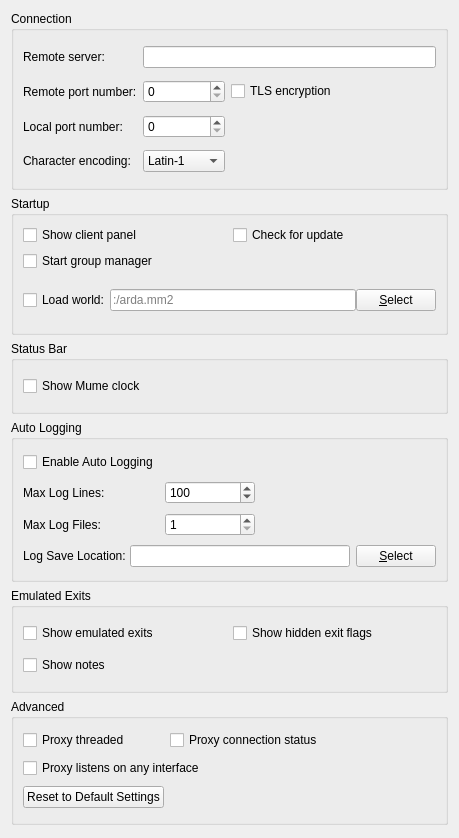
Before: the Qt Designer form src/preferences/generalpage.ui in nschimme/MMapper, drawn with Qt 5.
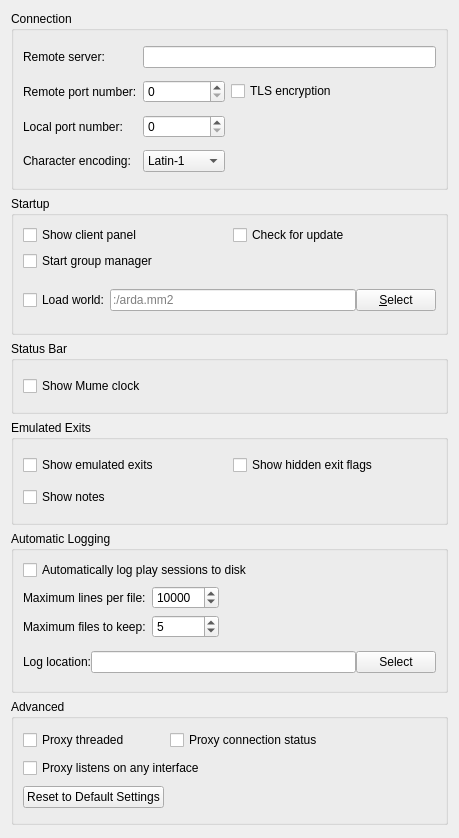
After: the same form once the commit is applied.

Diff of the .ui file:
```diff
--- a/src/preferences/generalpage.ui
+++ b/src/preferences/generalpage.ui
@@ -277,6 +277,42 @@
      </layout>
     </widget>
    </item>
+   <item>
+    <widget class="QGroupBox" name="groupBox_exits">
+     <property name="minimumSize">
+      <size>
+       <width>435</width>
+       <height>105</height>
+      </size>
+     </property>
+     <property name="title">
+      <string>Emulated Exits</string>
+     </property>
+     <layout class="QGridLayout" name="gridLayout_6">
+      <item row="1" column="1">
+       <widget class="QCheckBox" name="showHiddenExitFlagsCheckBox">
+        <property name="text">
+         <string>Show hidden exit flags</string>
+        </property>
+       </widget>
+      </item>
+      <item row="1" column="0">
+       <widget class="QCheckBox" name="emulatedExitsCheckBox">
+        <property name="text">
+         <string>Show emulated exits</string>
+        </property>
+       </widget>
+      </item>
+      <item row="2" column="0">
+       <widget class="QCheckBox" name="showNotesCheckBox">
+        <property name="text">
+         <string>Show notes</string>
+        </property>
+       </widget>
+      </item>
+     </layout>
+    </widget>
+   </item>
    <item>
     <widget class="QGroupBox" name="groupBox_autolog">
      <property name="minimumSize">
@@ -286,16 +322,9 @@
       </size>
      </property>
      <property name="title">
-      <string>Auto Logging</string>
+      <string>Automatic Logging</string>
      </property>
-     <layout class="QGridLayout" name="gridLayout_7" columnstretch="0,0,0,0">
-      <item row="0" column="0">
-       <widget class="QCheckBox" name="autoLogCheckBox">
-        <property name="text">
-         <string>Enable Auto Logging</string>
-        </property>
-       </widget>
-      </item>
+     <layout class="QGridLayout" name="gridLayout_7" columnstretch="0,0,0">
       <item row="4" column="0" colspan="3">
        <widget class="QFrame" name="autoLogFrame">
         <property name="frameShape">
@@ -323,16 +352,6 @@
          <property name="spacing">
           <number>0</number>
          </property>
-         <item row="0" column="1">
-          <widget class="QLineEdit" name="autoLogLocation">
-           <property name="text">
-            <string/>
-           </property>
-           <property name="placeholderText">
-            <string/>
-           </property>
-          </widget>
-         </item>
          <item row="0" column="0">
           <widget class="QLabel" name="autoLogLocationLabel">
            <property name="sizePolicy">
@@ -342,13 +361,36 @@
             </sizepolicy>
            </property>
            <property name="text">
-            <string>Log Save Location: </string>
+            <string>Log location:</string>
            </property>
            <property name="margin">
             <number>1</number>
            </property>
           </widget>
          </item>
+         <item row="0" column="1">
+          <widget class="QLineEdit" name="autoLogLocation">
+           <property name="text">
+            <string/>
+           </property>
+           <property name="placeholderText">
+            <string/>
+           </property>
+          </widget>
+         </item>
+         <item row="0" column="2">
+          <widget class="QPushButton" name="selectAutoLogLocationButton">
+           <property name="sizePolicy">
+            <sizepolicy hsizetype="Fixed" vsizetype="Fixed">
+             <horstretch>0</horstretch>
+             <verstretch>0</verstretch>
+            </sizepolicy>
+           </property>
+           <property name="text">
+            <string>Select</string>
+           </property>
+          </widget>
+         </item>
         </layout>
        </widget>
       </item>
@@ -361,7 +403,7 @@
          </sizepolicy>
         </property>
         <property name="text">
-         <string>Max Log Files: </string>
+         <string>Maximum files to keep:</string>
         </property>
         <property name="buddy">
          <cstring>autoLogMaxFiles</cstring>
@@ -377,7 +419,7 @@
          </sizepolicy>
         </property>
         <property name="text">
-         <string>Max Log Lines: </string>
+         <string>Maximum lines per file:</string>
         </property>
         <property name="margin">
          <number>0</number>
@@ -387,19 +429,6 @@
         </property>
        </widget>
       </item>
-      <item row="4" column="3">
-       <widget class="QPushButton" name="selectAutoLogLocationButton">
-        <property name="sizePolicy">
-         <sizepolicy hsizetype="Fixed" vsizetype="Fixed">
-          <horstretch>0</horstretch>
-          <verstretch>0</verstretch>
-         </sizepolicy>
-        </property>
-        <property name="text">
-         <string>&amp;Select</string>
-        </property>
-       </widget>
-      </item>
       <item row="3" column="1">
        <widget class="QSpinBox" name="autoLogMaxFiles">
         <property name="sizePolicy">
@@ -421,7 +450,7 @@
          <number>1000</number>
         </property>
         <property name="value">
-         <number>1</number>
+         <number>5</number>
         </property>
        </widget>
       </item>
@@ -443,51 +472,35 @@
          <number>1</number>
         </property>
         <property name="maximum">
-         <number>100000</number>
+         <number>1000000</number>
         </property>
         <property name="singleStep">
-         <number>50</number>
+         <number>1000</number>
         </property>
         <property name="value">
-         <number>100</number>
+         <number>10000</number>
         </property>
        </widget>
       </item>
-     </layout>
-    </widget>
-   </item>
-   <item>
-    <widget class="QGroupBox" name="groupBox_exits">
-     <property name="minimumSize">
-      <size>
-       <width>435</width>
-       <height>105</height>
-      </size>
-     </property>
-     <property name="title">
-      <string>Emulated Exits</string>
-     </property>
-     <layout class="QGridLayout" name="gridLayout_6">
-      <item row="1" column="1">
-       <widget class="QCheckBox" name="showHiddenExitFlagsCheckBox">
+      <item row="0" column="0" colspan="3">
+       <widget class="QCheckBox" name="autoLogCheckBox">
         <property name="text">
-         <string>Show hidden exit flags</string>
+         <string>Automatically log play sessions to disk</string>
         </property>
        </widget>
       </item>
-      <item row="1" column="0">
-       <widget class="QCheckBox" name="emulatedExitsCheckBox">
-        <property name="text">
-         <string>Show emulated exits</string>
+      <item row="1" column="2">
+       <spacer name="horizontalSpacer_3">
+        <property name="orientation">
+         <enum>Qt::Horizontal</enum>
         </property>
-       </widget>
-      </item>
-      <item row="2" column="0">
-       <widget class="QCheckBox" name="showNotesCheckBox">
-        <property name="text">
-         <string>Show notes</string>
+        <property name="sizeHint" stdset="0">
+         <size>
+          <width>40</width>
+          <height>20</height>
+         </size>
         </property>
-       </widget>
+       </spacer>
       </item>
      </layout>
     </widget>
```
